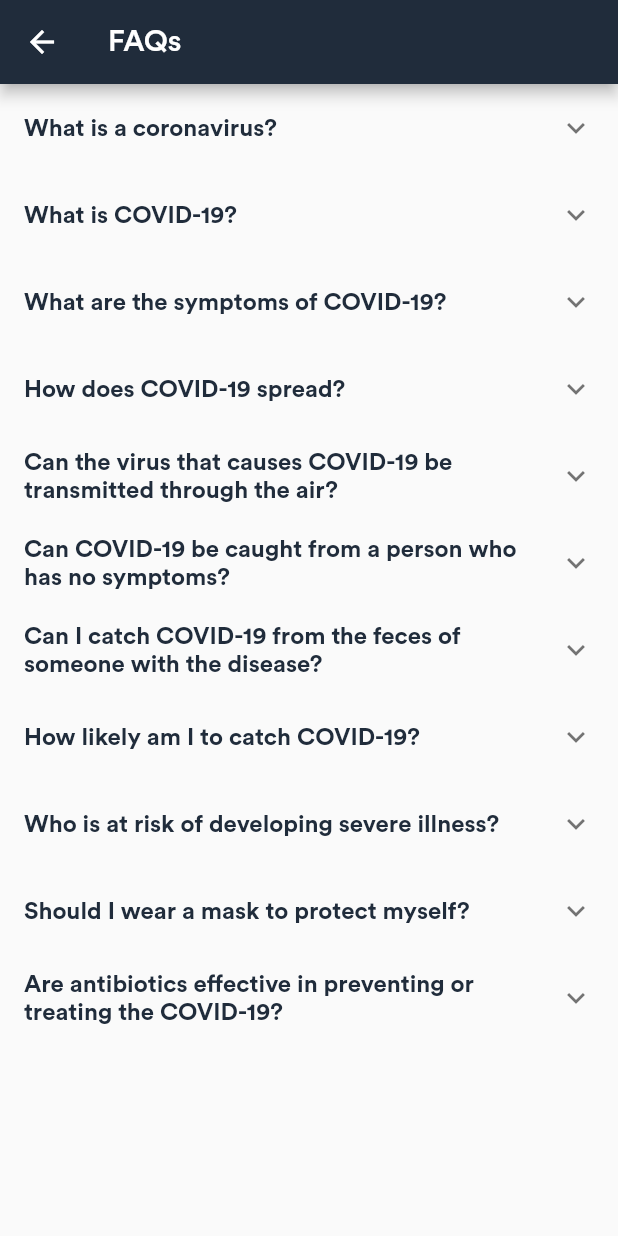
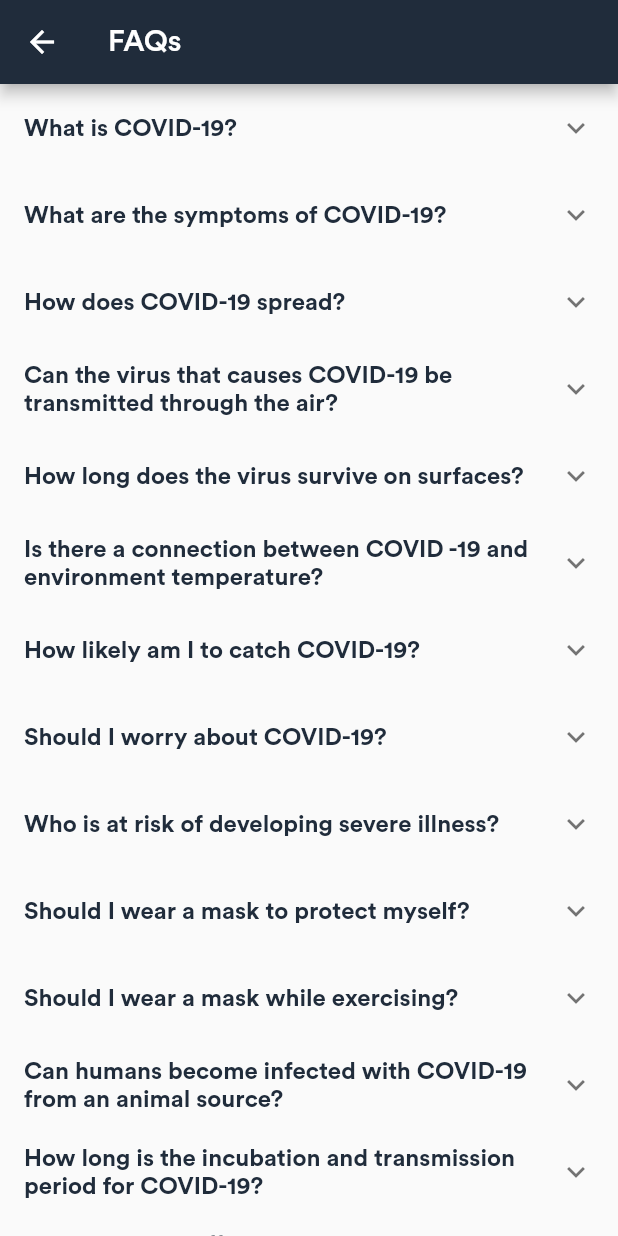
Before and after one commit to hiteshgarg123/CORONA-TRACKER, a Flutter app: the FAQsPage screen opened directly, on a phone screen of 412 x 824 dp. Run offline on Flutter 3.47's test engine with Material 2 defaults, Android fonts, the phone set to English and light mode, and no system bars; drawn by our look-alikes of auto_size_text; our stand-ins replace cached_network_image, flutter_spinkit, fluttertoast, hive, hive_flutter, liquid_pull_to_refresh and 2 more; missing offline and left inert: day_night_switcher; accounts and stored records are empty; generated files the repository leaves out were written again; network calls fail.

Commit message:
Updated FAQs

```diff
--- a/lib/utils/constants/constants.dart
+++ b/lib/utils/constants/constants.dart
@@ -4,14 +4,9 @@ class StaticData {
 
   static const commonQuestions = [
     {
-      "question": "What is a coronavirus?",
-      "answer":
-          "Coronaviruses are a large family of viruses which may cause illness in animals or humans.  In humans, several coronaviruses are known to cause respiratory infections ranging from the common cold to more severe diseases such as Middle East Respiratory Syndrome (MERS) and Severe Acute Respiratory Syndrome (SARS). The most recently discovered coronavirus causes coronavirus disease COVID-19."
-    },
-    {
       "question": "What is COVID-19?",
       "answer":
-          "COVID-19 is the infectious disease caused by the most recently discovered coronavirus. This new virus and disease were unknown before the outbreak began in Wuhan, China, in December 2019."
+          "COVID-19 is a disease caused by a new strain of coronavirus. 'CO' stands for corona, 'VI' for virus, and 'D' for disease. Formerly, this disease was referred to as '2019 novel coronavirus' or '2019-nCoV.'"
     },
     {
       "question": "What are the symptoms of COVID-19?",
@@ -21,45 +16,67 @@ class StaticData {
     {
       "question": "How does COVID-19 spread?",
       "answer":
-          "People can catch COVID-19 from others who have the virus. The disease can spread from person to person through small droplets from the nose or mouth which are spread when a person with COVID-19 coughs or exhales. These droplets land on objects and surfaces around the person. Other people then catch COVID-19 by touching these objects or surfaces, then touching their eyes, nose or mouth. People can also catch COVID-19 if they breathe in droplets from a person with COVID-19 who coughs out or exhales droplets. This is why it is important to stay more than 1 meter (3 feet) away from a person who is sick. \nWHO is assessing ongoing research on the ways COVID-19 is spread and will continue to share updated findings."
+          "SARS-CoV-2, the virus that causes COVID-19, can spread from person to person through droplets produced during coughing or breathing during close contact with an infected individual. Infection can also occur indirect contact when these droplets land on objects and surfaces around the infected individual and the other person touches these objects or surfaces, then touches their eyes, nose or mouth. This is why it is important to stay at least 1-2 meters (3-6 feet) away from a person who is sick. Given that some individuals have no symptoms while still infected with the virus, physical distancing of 1-2 meters should be observed regardless of whether the other person seems sick."
     },
     {
       "question":
           "Can the virus that causes COVID-19 be transmitted through the air?",
       "answer":
-          "Studies to date suggest that the virus that causes COVID-19 is mainly transmitted through contact with respiratory droplets rather than through the air"
+          "Studies to date suggest that the virus that causes COVID-19 is mainly transmitted through respiratory droplets rather than through the air. See previous answer on “How does COVID-19 spread?” Aerosols may be generated during certain medical procedures and other activities, such as singing, but are not considered the predominant route of spread for this infection."
     },
     {
-      "question": "Can COVID-19 be caught from a person who has no symptoms?",
+      "question": "How long does the virus survive on surfaces?",
       "answer":
-          "The main way the disease spreads is through respiratory droplets expelled by someone who is coughing. The risk of catching COVID-19 from someone with no symptoms at all is very low. However, many people with COVID-19 experience only mild symptoms. This is particularly true at the early stages of the disease. It is therefore possible to catch COVID-19 from someone who has, for example, just a mild cough and does not feel ill.  WHO is assessing ongoing research on the period of transmission of COVID-19 and will continue to share updated findings.    "
+          "It is not certain how long the virus that causes COVID-19 survives on surfaces, but it seems to behave like other coronaviruses. Studies suggest that coronaviruses (including preliminary information on the COVID-19 virus) may persist on surfaces for a few hours or up to several days. This may vary under different conditions (e.g. type of surface, temperature or humidity of the environment). If you think a surface may be infected, clean it with simple disinfectant to kill the virus and protect yourself and others. Cleaning your hands with an alcohol-based hand rub or washing them with soap and water is very important. Avoid touching your eyes, mouth, or nose."
     },
     {
       "question":
-          "Can I catch COVID-19 from the feces of someone with the disease?",
+          "Is there a connection between COVID -19 and environment temperature?",
       "answer":
-          "The risk of catching COVID-19 from the feces of an infected person appears to be low. While initial investigations suggest the virus may be present in feces in some cases, spread through this route is not a main feature of the outbreak. WHO is assessing ongoing research on the ways COVID-19 is spread and will continue to share new findings. Because this is a risk, however, it is another reason to clean hands regularly, after using the bathroom and before eating."
+          "It does not seem likely that temperature changes impact or have any connection with COVID-19. COVID-19 cases have been seen in all seasons and all countries and continents in the world."
     },
     {
       "question": "How likely am I to catch COVID-19?",
       "answer":
-          "The risk depends on where you  are - and more specifically, whether there is a COVID-19 outbreak unfolding there.\nFor most people in most locations the risk of catching COVID-19 is still low. However, there are now places around the world (cities or areas) where the disease is spreading. For people living in, or visiting, these areas the risk of catching COVID-19 is higher. Governments and health authorities are taking vigorous action every time a new case of COVID-19 is identified. Be sure to comply with any local restrictions on travel, movement or large gatherings. Cooperating with disease control efforts will reduce your risk of catching or spreading COVID-19.\nCOVID-19 outbreaks can be contained and transmission stopped, as has been shown in China and some other countries. Unfortunately, new outbreaks can emerge rapidly. It’s important to be aware of the situation where you are or intend to go. WHO publishes daily updates on the COVID-19 situation worldwide."
+          "The COVID-19 situation continues to evolve globally. To date, all countries and continents have reported cases. Make sure you are aware of the local situation in your country and duty station."
+    },
+    {
+      "question": "Should I worry about COVID-19?",
+      "answer":
+          "COVID-19 should be taken seriously and vigilance is required. While illness due to COVID-19 infection is generally mild in most infected, it can cause serious illness: about 1 in every 5 people who catch it need hospital care. It is therefore quite normal for people to worry about how the COVID-19 outbreak will affect them and their loved ones. We can channel our concerns into actions to protect ourselves, our loved ones and our communities. First and foremost among these actions is regular and thorough hand-washing, physical distancing, mask use and good respiratory hygiene. Secondly, keep informed and follow the advice of the local health authorities including any restrictions put in place on travel, movement and gatherings."
     },
     {
       "question": "Who is at risk of developing severe illness?",
       "answer":
-          "While we are still learning about how COVID-2019 affects people, older persons and persons with pre-existing medical conditions (such as high blood pressure, heart disease, lung disease, cancer or diabetes)  appear to develop serious illness more often than others. "
+          "Those at most risk of severe illness are those aged 60 and above and those with underlying medical problems such as high blood pressure, heart and lung problems, diabetes, obesity ad cancer. Although these groups are at highest risk, severe illness and death have been described even in those without these risk factors."
     },
     {
       "question": "Should I wear a mask to protect myself?",
       "answer":
-          "Only wear a mask if you are ill with COVID-19 symptoms (especially coughing) or looking after someone who may have COVID-19. Disposable face mask can only be used once. If you are not ill or looking after someone who is ill then you are wasting a mask. There is a world-wide shortage of masks, so WHO urges people to use masks wisely.\nWHO advises rational use of medical masks to avoid unnecessary wastage of precious resources and mis-use of masks\nThe most effective ways to protect yourself and others against COVID-19 are to frequently clean your hands, cover your cough with the bend of elbow or tissue and maintain a distance of at least 1 meter (3 feet) from people who are coughing or sneezing"
+          "Masks should be used as part of a comprehensive strategy of measures to suppress transmission and save lives; the use of a mask alone is not sufficient to provide an adequate level of protection against COVID-19. If COVID-19 is spreading in your community, stay safe by taking some simple precautions, such as physical distancing, wearing a mask, keeping rooms well ventilated, avoiding crowds, cleaning your hands, and coughing into a bent elbow or tissue. Check local advice where you live and work. Do it all! Make wearing a mask a normal part of being around other people. The appropriate use, storage and cleaning or disposal of masks are essential to make them as effective as possible."
+    },
+    {
+      "question": "Should I wear a mask while exercising?",
+      "answer":
+          "The WHO recommends that masks not be worn during vigorous physical activity. Please ensure a 1-2-meter distance from others when exercising and that there is adequate ventilation."
+    },
+    {
+      "question":
+          "Can humans become infected with COVID-19 from an animal source?",
+      "answer":
+          "Possible animal sources of COVID-19 have not yet been confirmed though are postulated. To protect yourself, such as when visiting live animal markets, avoid direct contact with animals and surfaces in contact with animals. Ensure good food safety practices at all times. Handle raw meat, milk or animal organs with care to avoid contamination of uncooked foods and avoid consuming raw or undercooked animal products."
+    },
+    {
+      "question":
+          "How long is the incubation and transmission period for COVID-19?",
+      "answer":
+          "The “incubation period” means the time between catching the virus and beginning to have symptoms of the disease. Most estimates of the incubation period for COVID-19 range from 1-14 days, most commonly around five days. The transmission period refers to the period where you can spread infection to someone else which is currently 48 hours before symptom onset to 14 days after symptom resolution, or date of test in those who were asymptomatic."
     },
     {
       "question":
           "Are antibiotics effective in preventing or treating the COVID-19?",
       "answer":
-          "No. Antibiotics do not work against viruses, they only work on bacterial infections. COVID-19 is caused by a virus, so antibiotics do not work. Antibiotics should not be used as a means of prevention or treatment of COVID-19. They should only be used as directed by a physician to treat a bacterial infection. "
+          "Antibiotics are used to treat bacterial infections. Since COVID-19 is a virus, antibiotics are not indicated for the direct treatment. However, it may be required in some instances, such as for treating secondary bacterial infections."
     }
   ];
 }
```
